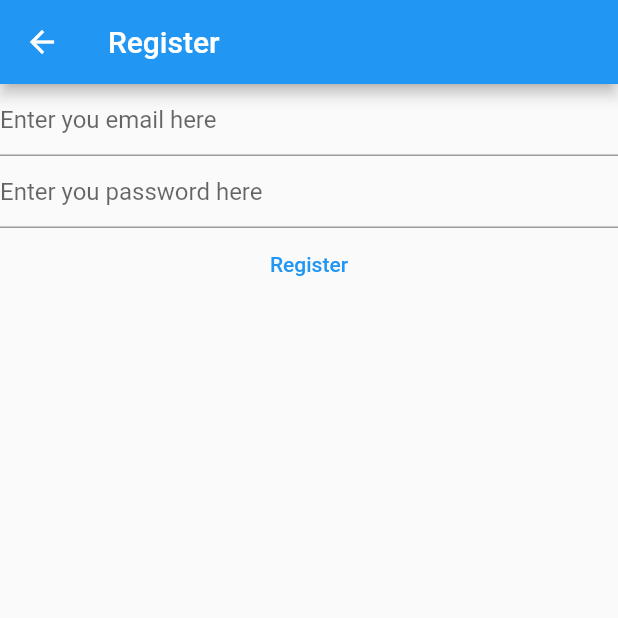
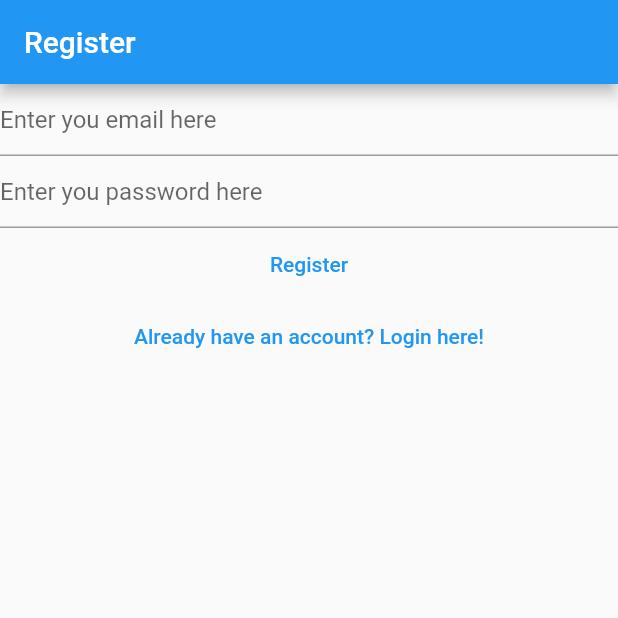
Before and after one commit to Satyam-exe/mynotestest, a Flutter app: the RegisterView screen opened directly, on a phone screen of 412 x 824 dp, the top half of it. Run offline on Flutter 3.47's test engine with Material 2 defaults, Android fonts, the phone set to English and light mode, and no system bars; our stand-ins replace firebase_auth, firebase_core; accounts and stored records are empty.

Commit message:
linked login and registration

```diff
--- a/lib/views/register_view.dart
+++ b/lib/views/register_view.dart
@@ -1,7 +1,5 @@
-import 'package:firebase_core/firebase_core.dart';
 import 'package:flutter/material.dart';
 import 'package:firebase_auth/firebase_auth.dart';
-import 'package:mynotestest/firebase_options.dart';
 
 
 class RegisterView extends StatefulWidget {
@@ -33,17 +31,8 @@ class _RegisterViewState extends State<RegisterView> {
   @override
   Widget build(BuildContext context) {
     return Scaffold(
-      appBar: AppBar(
-        title: const Text('Register'),
-      ),
-      body: FutureBuilder(
-        future: Firebase.initializeApp(
-          options: DefaultFirebaseOptions.currentPlatform,
-        ),
-        builder: (context, snapshot){
-          switch (snapshot.connectionState) {
-            case ConnectionState.done:
-              return Column(
+      appBar: AppBar(title: const Text('Register'),),
+      body: Column(
         children: [
           TextField(
             controller: _email,
@@ -86,13 +75,16 @@ class _RegisterViewState extends State<RegisterView> {
             },
             child: const Text('Register'),
           ),
+          TextButton(
+            onPressed: () {
+              Navigator.of(context).pushNamedAndRemoveUntil(
+                  '/login/',
+                      (route) => false
+              );
+            },
+            child: const Text('Already have an account? Login here!'),
+          )
         ],
-              );
-            default:
-              return const Text('Loading...');
-          }
-
-        },
       ),
     );
   }
```
Also changed, not shown: lib/main.dart (+21 -10 lines), lib/views/login_view.dart (+12 -19 lines), lib/views/verify_email_view.dart (added, +30 -0 lines). Lines whose indentation alone changed are shown as unchanged.
